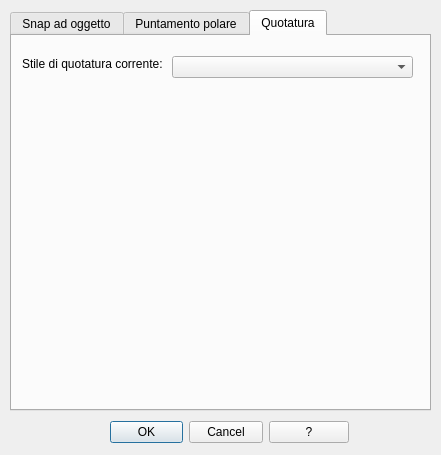
Above: qad_dsettings.ui from geosim/QAD before the change. Below: the same form after it.
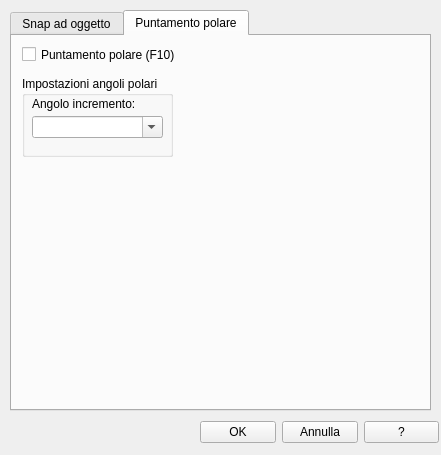
That is the form after the change. Icons and pictures are not drawn.

What changed in the file:
```diff
--- a/qad_dsettings.ui
+++ b/qad_dsettings.ui
@@ -35,7 +35,7 @@
     </rect>
    </property>
    <property name="currentIndex">
-    <number>2</number>
+    <number>1</number>
    </property>
    <widget class="QWidget" name="tab_1">
     <attribute name="title">
@@ -571,42 +571,11 @@
      </widget>
     </widget>
    </widget>
-   <widget class="QWidget" name="tab_3">
-    <attribute name="title">
-     <string>Quotatura</string>
-    </attribute>
-    <widget class="QComboBox" name="comboBox_current_dim_style">
-     <property name="geometry">
-      <rect>
-       <x>160</x>
-       <y>20</y>
-       <width>241</width>
-       <height>22</height>
-      </rect>
-     </property>
-     <property name="insertPolicy">
-      <enum>QComboBox::InsertAlphabetically</enum>
-     </property>
-    </widget>
-    <widget class="QLabel" name="label_current_dim_style">
-     <property name="geometry">
-      <rect>
-       <x>10</x>
-       <y>20</y>
-       <width>141</width>
-       <height>16</height>
-      </rect>
-     </property>
-     <property name="text">
-      <string>Stile di quotatura corrente:</string>
-     </property>
-    </widget>
-   </widget>
   </widget>
   <widget class="QWidget" name="layoutWidget">
    <property name="geometry">
     <rect>
-     <x>110</x>
+     <x>200</x>
      <y>420</y>
      <width>239</width>
      <height>25</height>
@@ -614,12 +583,16 @@
    </property>
    <layout class="QHBoxLayout" name="horizontalLayout">
     <item>
-     <widget class="QDialogButtonBox" name="buttonBox">
-      <property name="orientation">
-       <enum>Qt::Horizontal</enum>
+     <widget class="QPushButton" name="okButton">
+      <property name="text">
+       <string>OK</string>
       </property>
-      <property name="standardButtons">
-       <set>QDialogButtonBox::Cancel|QDialogButtonBox::Ok</set>
+     </widget>
+    </item>
+    <item>
+     <widget class="QPushButton" name="cancelButton">
+      <property name="text">
+       <string>Annulla</string>
       </property>
      </widget>
     </item>
```
Left out of the diff: 76 changed lines with no effect on the pictures.
